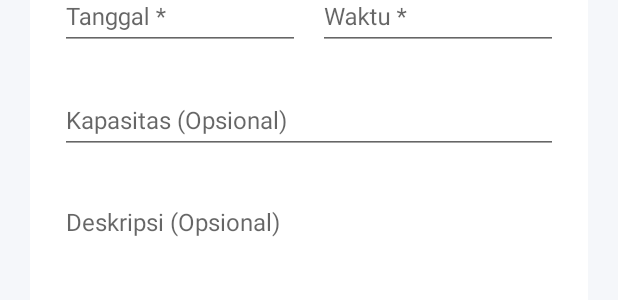
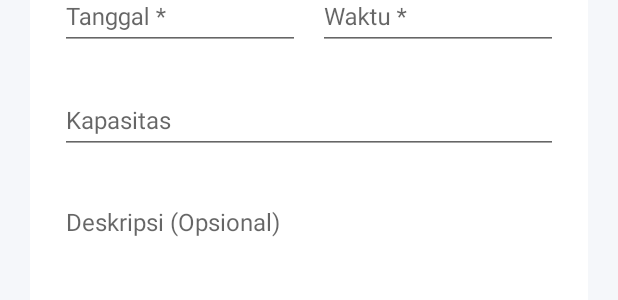
Before and after one commit to Ristooo/UAS_MOBILE-PROG, an Android app: the layout activity_new_event.xml on its own in the app's theme, with its tools: preview values and no code run, on a phone screen of 412 x 824 dp. Shown: the part 484-784 px from the top of the screen. Run offline under Robolectric (Android 15) with nearby library versions, the phone set to English and light mode, and no system bars.

Commit message:
Memperbaharui Tampilan

```diff
--- a/app/src/main/res/layout/activity_new_event.xml
+++ b/app/src/main/res/layout/activity_new_event.xml
@@ -164,7 +164,7 @@
                         android:layout_width="match_parent"
                         android:layout_height="wrap_content"
                         android:layout_marginBottom="16dp"
-                        android:hint="Kapasitas (Opsional)"
+                        android:hint="Kapasitas"
                         app:boxStrokeColor="#116A6F"
                         app:hintTextColor="#116A6F"
                         app:boxCornerRadiusTopStart="12dp"
```
